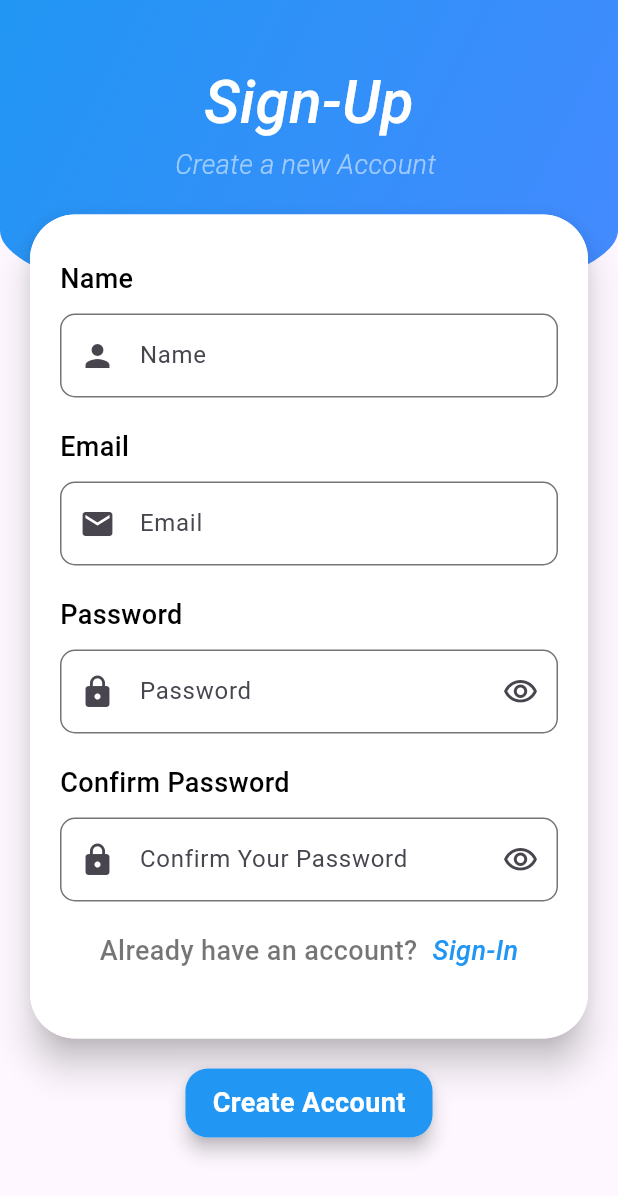
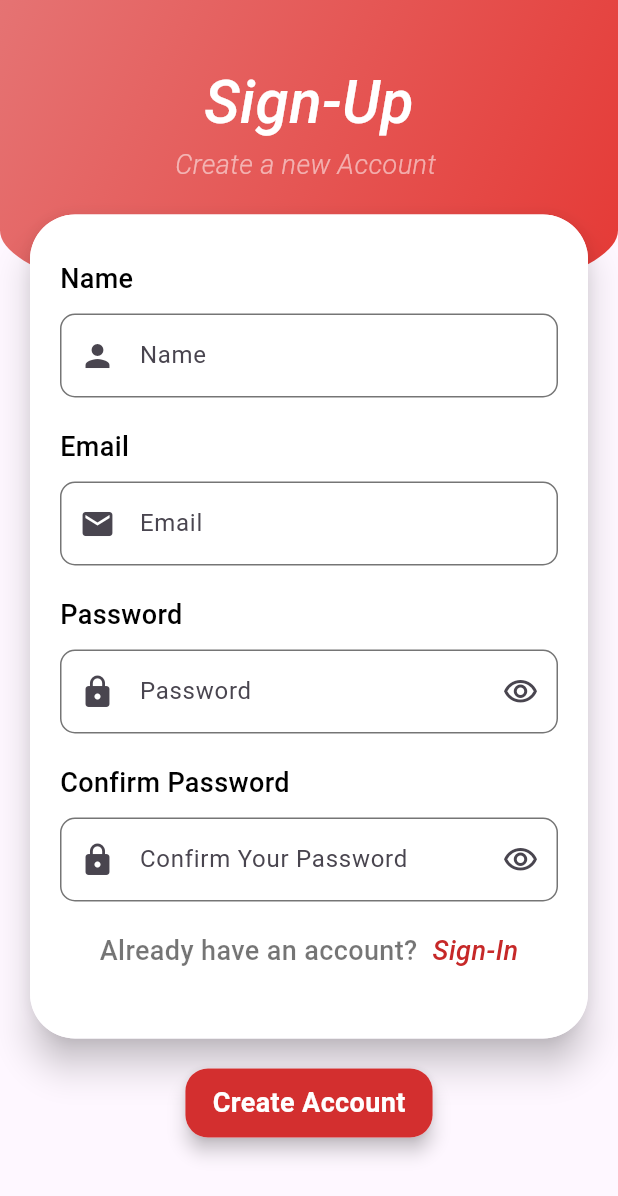
Before and after one commit to ganeshnitalikar/ChatApp-in-Flutter-using-Firebase, a Flutter app: the screen it shows after launch, after a tap on "SignUp", on a phone screen of 412 x 824 dp. Shown: the top 1196 px of the screen. Run offline on Flutter 3.47's test engine with Material 3 defaults, Android fonts, the phone set to English and light mode, and no system bars; our stand-ins replace cloud_firestore, firebase_auth, firebase_core, random_string, shared_preferences; accounts and stored records are empty.

```diff
--- a/lib/auth/sign_up_screen.dart
+++ b/lib/auth/sign_up_screen.dart
@@ -93,8 +93,8 @@ class _SignUpScreenState extends State<SignUpScreen> {
             height: mq.height / 4,
             width: mq.width,
             decoration: BoxDecoration(
-                gradient: const LinearGradient(
-                  colors: [Colors.blue, Colors.blueAccent],
+                gradient: LinearGradient(
+                  colors: [Colors.red.shade300, Colors.red.shade600],
                   begin: Alignment.topLeft,
                   end: Alignment.bottomRight,
                 ),
@@ -334,10 +334,10 @@ class _SignUpScreenState extends State<SignUpScreen> {
                                             builder: (context) =>
                                                 const LoginScreen()));
                                   },
-                                  child: const Text(
+                                  child: Text(
                                     "Sign-In",
                                     style: TextStyle(
-                                        color: Colors.blue,
+                                        color: Colors.red.shade800,
                                         fontStyle: FontStyle.italic,
                                         fontSize: 18.0,
                                         fontWeight: FontWeight.w500),
@@ -377,7 +377,7 @@ class _SignUpScreenState extends State<SignUpScreen> {
                           padding: const EdgeInsets.all(10),
                           decoration: BoxDecoration(
                             borderRadius: BorderRadius.circular(15),
-                            color: Colors.blue,
+                            color: Colors.red.shade700,
                           ),
                           child: const Text(
                             "Create Account",
--- a/lib/auth/signin_screen.dart
+++ b/lib/auth/signin_screen.dart
@@ -82,8 +82,8 @@ class _LoginScreenState extends State<LoginScreen> {
             height: mq.height / 4,
             width: mq.width,
             decoration: BoxDecoration(
-                gradient: const LinearGradient(
-                  colors: [Colors.blue, Colors.blueAccent],
+                gradient: LinearGradient(
+                  colors: [Colors.red.shade300, Colors.red.shade600],
                   begin: Alignment.topLeft,
                   end: Alignment.bottomRight,
                 ),
@@ -262,7 +262,7 @@ class _LoginScreenState extends State<LoginScreen> {
                                       width: 150,
                                       decoration: BoxDecoration(
                                         borderRadius: BorderRadius.circular(10),
-                                        color: Colors.blue,
+                                        color: Colors.red.shade600,
                                       ),
                                       child: const Text(
                                         "SignIn",
@@ -295,7 +295,7 @@ class _LoginScreenState extends State<LoginScreen> {
                     const SizedBox(width: 10),
                     GestureDetector(
                       onTap: () {
-                        Navigator.push(
+                        Navigator.pushReplacement(
                             context,
                             MaterialPageRoute(
                                 builder: (context) => const SignUpScreen()));
@@ -303,7 +303,8 @@ class _LoginScreenState extends State<LoginScreen> {
                       child: const Text(
                         "SignUp",
                         style: TextStyle(
-                            color: Colors.blue,
+                            color: Colors.red,
+                            fontStyle: FontStyle.italic,
                             fontSize: 18.0,
                             fontWeight: FontWeight.w500),
                       ),
--- a/lib/screens/home_page.dart
+++ b/lib/screens/home_page.dart
@@ -1,6 +1,7 @@
 // ignore_for_file: use_build_context_synchronously, unnecessary_string_escapes
 
 import 'package:cloud_firestore/cloud_firestore.dart';
+import 'package:firebase_auth/firebase_auth.dart';
 import 'package:flutter/material.dart';
 
 import '../auth/signin_screen.dart';
@@ -91,7 +92,7 @@ class _HomeScreenState extends State<HomeScreen> {
   Widget build(BuildContext context) {
     Size mq = MediaQuery.of(context).size;
     return Scaffold(
-      backgroundColor: const Color(0xff9C95DC),
+      backgroundColor: Colors.red.shade300,
       appBar: AppBar(
         automaticallyImplyLeading: false,
         title: const Text(
@@ -102,11 +103,12 @@ class _HomeScreenState extends State<HomeScreen> {
         actions: [
           IconButton(
               onPressed: () {
-                Navigator.push(context, MaterialPageRoute(builder: (_) {
-                  return const LoginScreen();
-                }));
+                FirebaseAuth.instance.signOut().then((value) {
+                  Navigator.pushReplacement(context,
+                      MaterialPageRoute(builder: (_) => const LoginScreen()));
+                });
               },
-              icon: const Icon(Icons.arrow_back)),
+              icon: const Icon(Icons.logout)),
           IconButton(
               onPressed: () {
                 setState(() {
```
Also changed, not shown: pubspec.lock, 7 other files.
